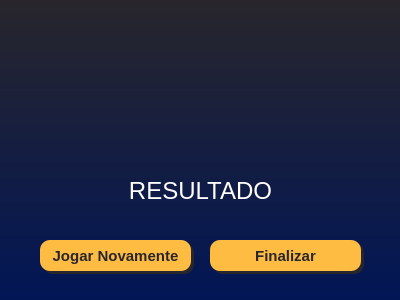
The window that Resultado.ui (PabloBezerra/Primeiro-game) describes before a commit, drawn with Qt 5.
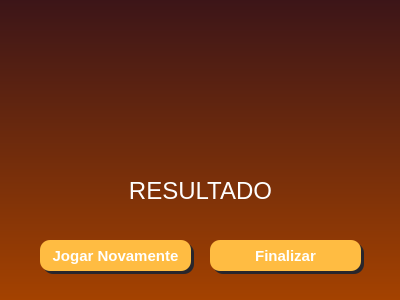
The same window after the commit.

Diff of the .ui file:
```diff
--- a/Resultado.ui
+++ b/Resultado.ui
@@ -14,7 +14,7 @@
    <string>Resultado</string>
   </property>
   <property name="styleSheet">
-   <string notr="true">background-color: qlineargradient(spread:pad, x1:1, y1:1, x2:1, y2:0, stop:0 rgba(2, 22, 86, 255), stop:1 rgba(40, 38, 44, 255));
+   <string notr="true">background-color: qlineargradient(spread:pad, x1:1, y1:1, x2:1, y2:0, stop:0 rgba(164, 66, 0, 255), stop:1 rgba(60, 21, 24, 255));
 border-radius:10px</string>
   </property>
   <widget class="QWidget" name="centralwidget">
@@ -83,7 +83,7 @@
     </property>
     <property name="styleSheet">
      <string notr="true">background-color: rgb(255, 188, 66);
-color: rgb(40, 38, 44);
+color: rgba(255, 255, 255, 254);
 border-radius:10px</string>
     </property>
     <property name="text">
@@ -110,7 +110,7 @@
     </property>
     <property name="styleSheet">
      <string notr="true">background-color: rgb(255, 188, 66);
-color: rgb(40, 38, 44);
+color: rgba(255, 255, 255, 254);
 border-radius:10px</string>
     </property>
     <property name="text">
```
